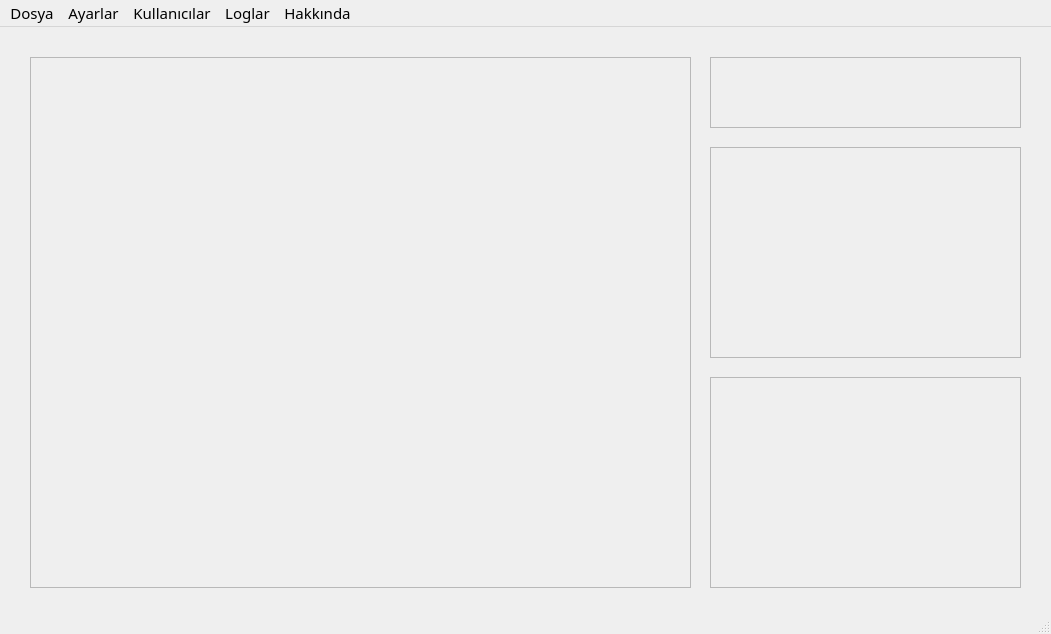
Old version of the form views/ui_dosyalari/uygWindow.ui in the repository pyproject23/kackisivar.
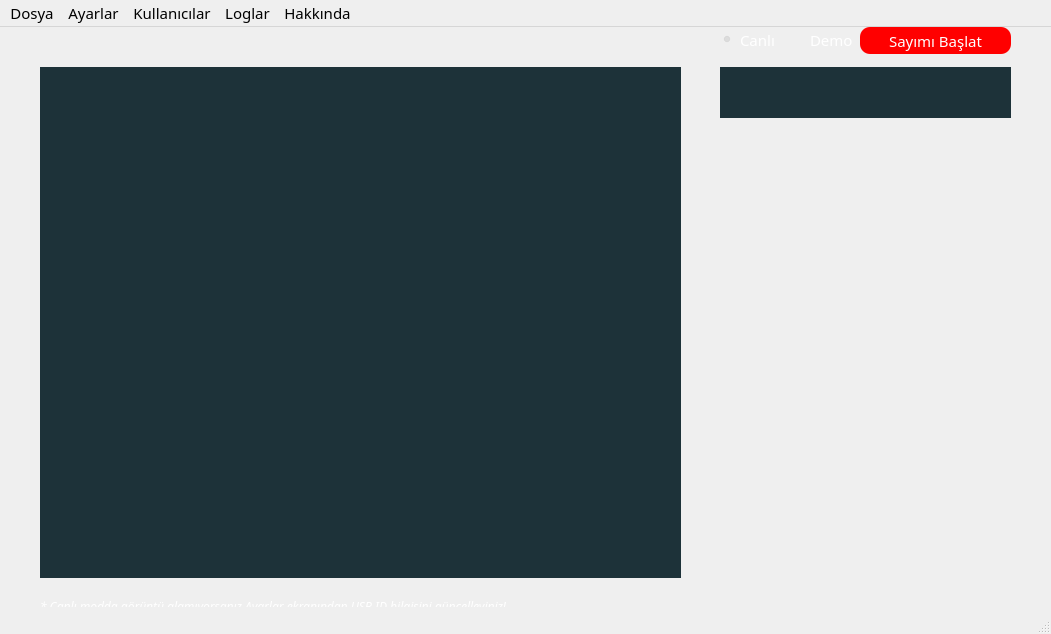
New version of the form. Icons and pictures are not drawn.

What changed in the file:
```diff
--- a/views/ui_dosyalari/uygWindow.ui
+++ b/views/ui_dosyalari/uygWindow.ui
@@ -13,6 +13,10 @@
   <property name="windowTitle">
    <string>Kaç Kişi Var</string>
   </property>
+  <property name="windowIcon">
+   <iconset resource="sources.qrc">
+    <normaloff>:/images/nokta.png</normaloff>:/images/nokta.png</iconset>
+  </property>
   <property name="styleSheet">
    <string notr="true">* {
 font-size:15px;
@@ -24,35 +28,51 @@
 } 
 QWidget{
 	background-image: url(:images/bg.png);
+}
 
+QFrame{
+	background-image: url(:images/bg.png);
+	border:solid 5px green;
 }
-QLineEdit{
-color:#8d98a1;
-background-color:#405361;
-font-size:18px;
-border-style:outset;
-border-radius:10px
-}
+
 QPushButton{
-background-color:#ced1d8;
-border-style:outset;
-border-radius:10px
+	background:red;
+	color:white;
+	border-radius:10px
 }
+
 QPushButton:pressed{
-background-color:rgb(224,0,0);
+background:red;
 border-style:inset;
 border-radius:10px
 }
-QCheckBox{
-background:rgba(85,170,255,0);
-border-style:outset;
+QPushButton:hover{
+background-color:green;
 color:white;
+border-style:inset;
+border-radius:10px
 }
+
+
 QLabel{
-background:rgba(85,170,255,0);
+/*background:#2c1139;*/
+background:#1d3239;
 color:white;
-font-style:italic bold;
-font-size:14px;
+}
+
+QRadioButton{
+	background:rgba(85,170,255,0);
+	color:white;
+}
+
+#label_giren_sayisi{
+	padding-left:5px;
+}
+#labelUyari{
+	font-size:12px;
+	font-style:italic;
+	color:white;
+	background:rgba(85,170,255,0);
 }</string>
   </property>
   <widget class="QWidget" name="centralwidget">
@@ -103,10 +123,10 @@
     <widget class="QLabel" name="label_giren_sayisi">
      <property name="geometry">
       <rect>
-       <x>20</x>
-       <y>20</y>
-       <width>81</width>
-       <height>41</height>
+       <x>10</x>
+       <y>10</y>
+       <width>291</width>
+       <height>51</height>
       </rect>
      </property>
      <property name="text">
@@ -129,18 +149,16 @@
     <property name="frameShadow">
      <enum>QFrame::Raised</enum>
     </property>
-    <widget class="QLabel" name="label_saatlik">
+    <widget class="QWidget" name="verticalLayoutWidget">
      <property name="geometry">
       <rect>
-       <x>20</x>
-       <y>30</y>
-       <width>271</width>
-       <height>161</height>
+       <x>10</x>
+       <y>10</y>
+       <width>291</width>
+       <height>191</height>
       </rect>
      </property>
-     <property name="text">
-      <string/>
-     </property>
+     <layout class="QVBoxLayout" name="verticalLayoutSaat"/>
     </widget>
    </widget>
    <widget class="QFrame" name="frame_4">
@@ -158,20 +176,73 @@
     <property name="frameShadow">
      <enum>QFrame::Raised</enum>
     </property>
-    <widget class="QLabel" name="label_gunluk">
+    <widget class="QWidget" name="verticalLayoutWidget_2">
      <property name="geometry">
       <rect>
-       <x>20</x>
-       <y>30</y>
-       <width>271</width>
-       <height>141</height>
+       <x>10</x>
+       <y>10</y>
+       <width>291</width>
+       <height>191</height>
       </rect>
      </property>
-     <property name="text">
-      <string/>
-     </property>
+     <layout class="QVBoxLayout" name="verticalLayoutGun"/>
     </widget>
    </widget>
+   <widget class="QRadioButton" name="radioButtonDemo">
+    <property name="geometry">
+     <rect>
+      <x>790</x>
+      <y>0</y>
+      <width>71</width>
+      <height>25</height>
+     </rect>
+    </property>
+    <property name="text">
+     <string>Demo</string>
+    </property>
+   </widget>
+   <widget class="QRadioButton" name="radioButtonCanli">
+    <property name="geometry">
+     <rect>
+      <x>720</x>
+      <y>0</y>
+      <width>61</width>
+      <height>25</height>
+     </rect>
+    </property>
+    <property name="text">
+     <string>Canlı</string>
+    </property>
+    <property name="checked">
+     <bool>true</bool>
+    </property>
+   </widget>
+   <widget class="QPushButton" name="pushButtonBaslat">
+    <property name="geometry">
+     <rect>
+      <x>860</x>
+      <y>0</y>
+      <width>151</width>
+      <height>27</height>
+     </rect>
+    </property>
+    <property name="text">
+     <string>Sayımı Başlat</string>
+    </property>
+   </widget>
+   <widget class="QLabel" name="labelUyari">
+    <property name="geometry">
+     <rect>
+      <x>40</x>
+      <y>570</y>
+      <width>641</width>
+      <height>19</height>
+     </rect>
+    </property>
+    <property name="text">
+     <string>* Canlı modda görüntü alamıyorsanız Ayarlar ekranından USB ID bilgisini güncelleyiniz!</string>
+    </property>
+   </widget>
   </widget>
   <widget class="QMenuBar" name="menubar">
    <property name="enabled">
@@ -182,7 +253,7 @@
      <x>0</x>
      <y>0</y>
      <width>1051</width>
-     <height>26</height>
+     <height>23</height>
     </rect>
    </property>
    <property name="contextMenuPolicy">
```
